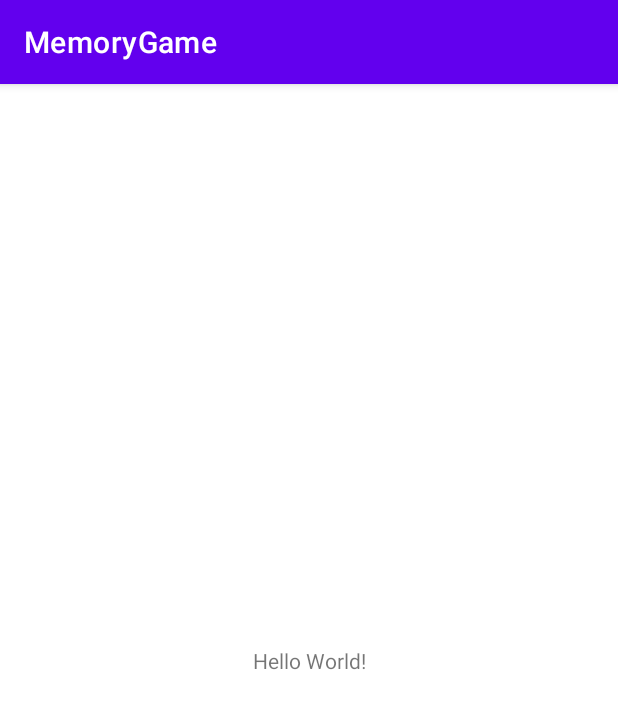
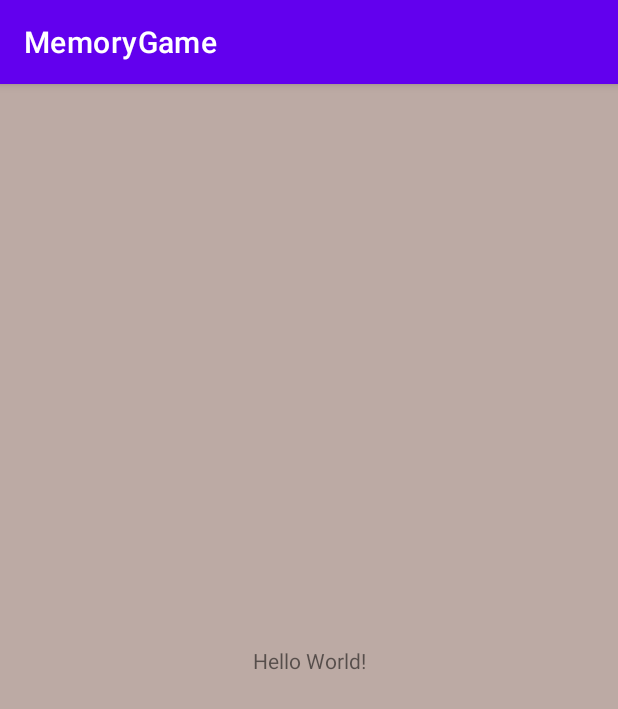
Before and after one commit to melyman95/MemoryGame, an Android app: the screen it shows after launch (MainActivity), on a phone screen of 412 x 824 dp. Shown: the top 709 px of the screen. Run offline under Robolectric (Android 15) with nearby library versions, the phone set to English and light mode, and no system bars.

Commit message:
made background color

```diff
--- a/app/src/main/AndroidManifest.xml
+++ b/app/src/main/AndroidManifest.xml
@@ -1,6 +1,6 @@
 <?xml version="1.0" encoding="utf-8"?>
 <manifest xmlns:android="http://schemas.android.com/apk/res/android"
-    package="com.example.memorygame">
+    package="com.example.memorygame" >
 
     <application
         android:allowBackup="true"
@@ -8,10 +8,10 @@
         android:label="@string/app_name"
         android:roundIcon="@mipmap/ic_launcher_round"
         android:supportsRtl="true"
-        android:theme="@style/Theme.MemoryGame">
+        android:theme="@style/Theme.MemoryGame" >
         <activity
             android:name=".MainActivity"
-            android:exported="true">
+            android:exported="true" >
             <intent-filter>
                 <action android:name="android.intent.action.MAIN" />
 
--- a/app/src/main/java/com/example/memorygame/MainActivity.java
+++ b/app/src/main/java/com/example/memorygame/MainActivity.java
@@ -1,7 +1,6 @@
 package com.example.memorygame;
 
 import androidx.appcompat.app.AppCompatActivity;
-
 import android.os.Bundle;
 
 public class MainActivity extends AppCompatActivity {
--- a/app/src/main/res/layout/activity_main.xml
+++ b/app/src/main/res/layout/activity_main.xml
@@ -1,11 +1,12 @@
 <?xml version="1.0" encoding="utf-8"?>
-<androidx.constraintlayout.widget.ConstraintLayout xmlns:android="http://schemas.android.com/apk/res/android"
+<androidx.constraintlayout.widget.ConstraintLayout
+    xmlns:android="http://schemas.android.com/apk/res/android"
+    xmlns:tools="http://schemas.android.com/tools"
     xmlns:app="http://schemas.android.com/apk/res-auto"
-    xmlns:tools="http://schemas.android.com/tools"
     android:layout_width="match_parent"
     android:layout_height="match_parent"
+    android:background="@color/background"
     tools:context=".MainActivity">
-
     <TextView
       android:layout_width="wrap_content"
       android:layout_height="wrap_content"
--- a/app/src/main/res/values/colors.xml
+++ b/app/src/main/res/values/colors.xml
@@ -7,4 +7,5 @@
     <color name="teal_700">#FF018786</color>
     <color name="black">#FF000000</color>
     <color name="white">#FFFFFFFF</color>
+    <color name="background">#BCAAA4</color>
 </resources>
```
Lines whose indentation alone changed are shown as unchanged.
